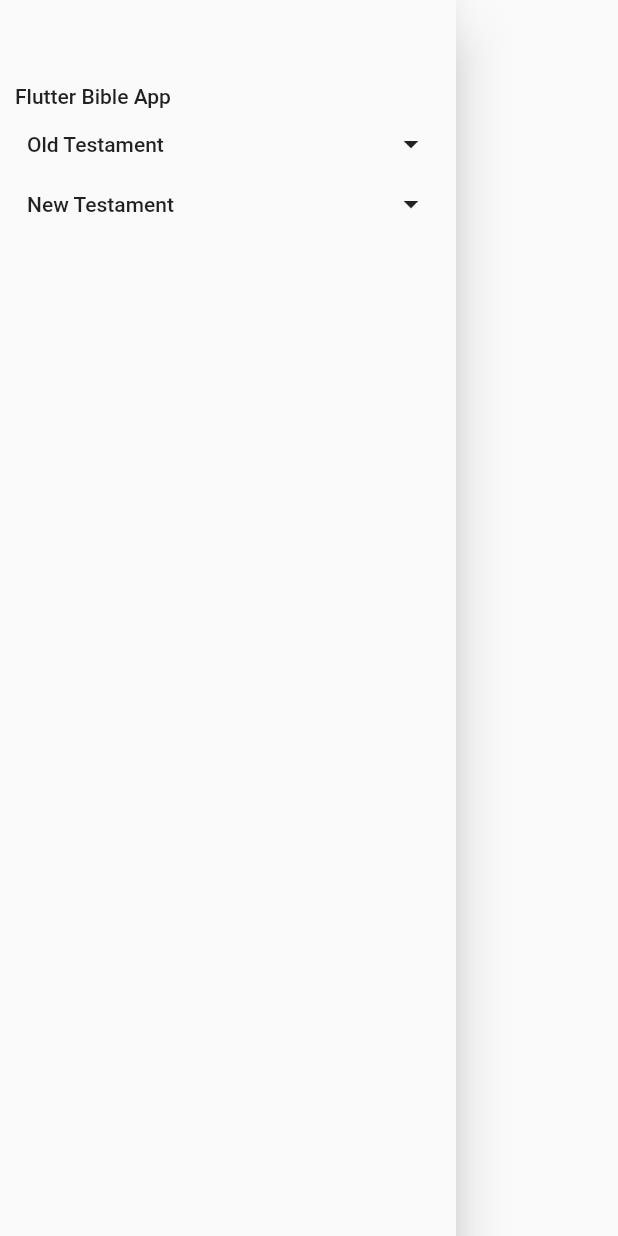
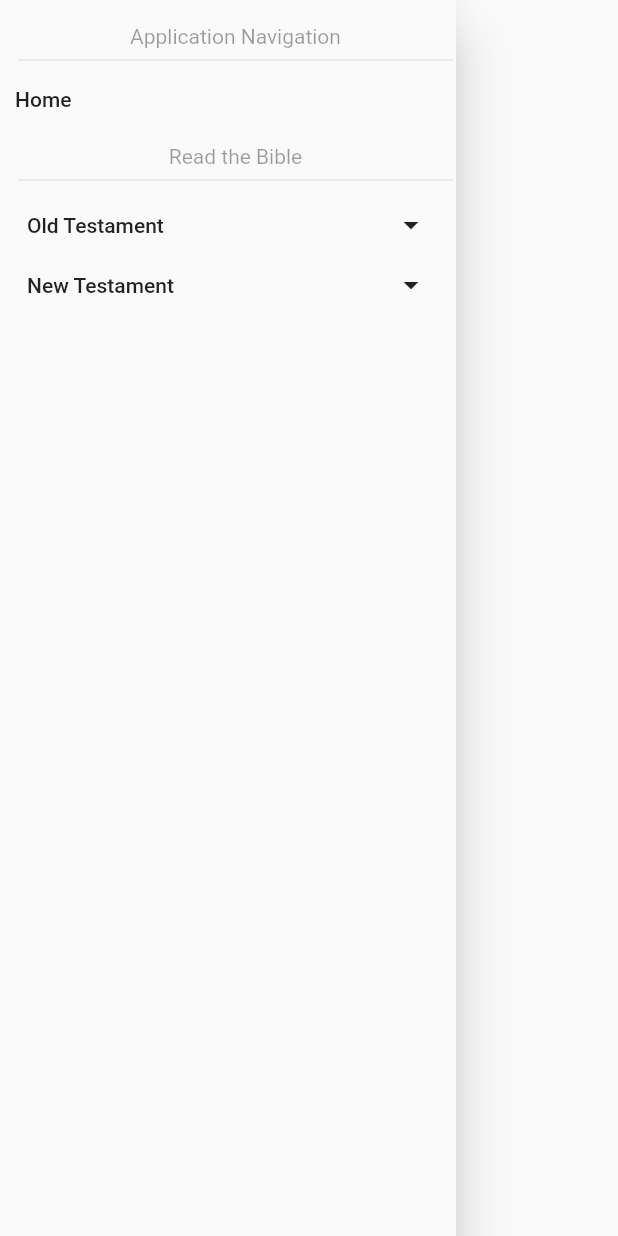
Before and after one commit to mrozbarry/flutter-bible-app, a Flutter app: what buildDrawer() shows on an empty page, opened directly with empty values, on a phone screen of 412 x 824 dp. Run offline on Flutter 3.47's test engine with Material 2 defaults, Android fonts, the phone set to English and light mode, and no system bars; our stand-ins replace sqflite; accounts and stored records are empty.

Commit message:
Simplify drawer component

```diff
--- a/lib/components/Drawer.dart
+++ b/lib/components/Drawer.dart
@@ -7,12 +7,13 @@ import '../routes/BibleRoute.dart';
 
 import './Buttons.dart';
 import './Accordion.dart';
+import './Heading.dart';
 
-Drawer _layout(List<Widget> children) {
+Drawer drawerLayout(List<Widget> children) {
   return Drawer(
     child: Center(
       child: Padding(
-        padding: EdgeInsets.fromLTRB(2.0, 50.0, 2.0, 2.0),
+        padding: EdgeInsets.fromLTRB(2.0, 0.0, 2.0, 2.0),
         child: ListView(
           children: children,
         ),
@@ -22,9 +23,13 @@ Drawer _layout(List<Widget> children) {
 }
 
 Drawer buildDrawer(BuildContext context, Bible bible) {
-  return _layout(<Widget>[
+  return drawerLayout(<Widget>[
+    heading('Application Navigation'),
+
+    Column(
+      children: [
         MaterialTextButton(
-        child: Text('Flutter Bible App'),
+          child: Text('Home'),
           onPressed: () {
             Navigator.popAndPushNamed(
               context,
@@ -32,6 +37,10 @@ Drawer buildDrawer(BuildContext context, Bible bible) {
             );
           },
         ),
+      ],
+    ),
+
+    heading('Read the Bible'),
 
     Accordion(
       accordionMap: {
@@ -39,12 +48,7 @@ Drawer buildDrawer(BuildContext context, Bible bible) {
         'New Testament': BookList(bible: bible, testament: Testament.NewTestament),
       },
     ),
-    ],
-  );
-}
-
-Drawer buildBibleDrawer(BuildContext context, Bible bible) {
-  return buildDrawer(context, bible);
+  ]);
 }
 
 class BookList extends StatefulWidget {
@@ -85,14 +89,14 @@ class _BookListState extends State<BookList> {
 
   @override
   Widget build(BuildContext context) {
-    if (_books == null) {
-      return Text('Loading books');
-    }
+    var count = _books == null ? 0 : _books.length;
 
-    var children = List.generate(
-      _books.length,
-      (index) => MaterialTextButton(
-        child: Align(
+    return ListBody(
+      children: List.generate(
+        count,
+        (index) => CustomButton(
+          children: [
+            Align(
               alignment: Alignment.centerLeft,
               child: Text(
                 _books[index].name.trim(),
@@ -104,6 +108,7 @@ class _BookListState extends State<BookList> {
                 ),
               ),
             ),
+          ],
           onPressed: () {
             Navigator.popAndPushNamed(
               context,
@@ -115,10 +120,7 @@ class _BookListState extends State<BookList> {
             );
           },
         ),
-    );
-
-    return ListBody(
-      children: children,
+      ),
     );
   }
 }
```
Lines whose indentation alone changed are shown as unchanged.
